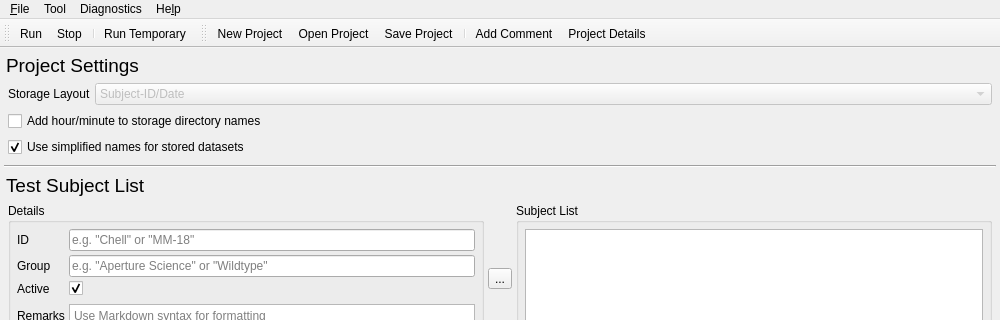
Old version of the form src/mainwindow.ui in the repository syntalos/syntalos; both pictures show x 0 to 1000 and y 0 to 320 of the 1000 by 900 pixel window.
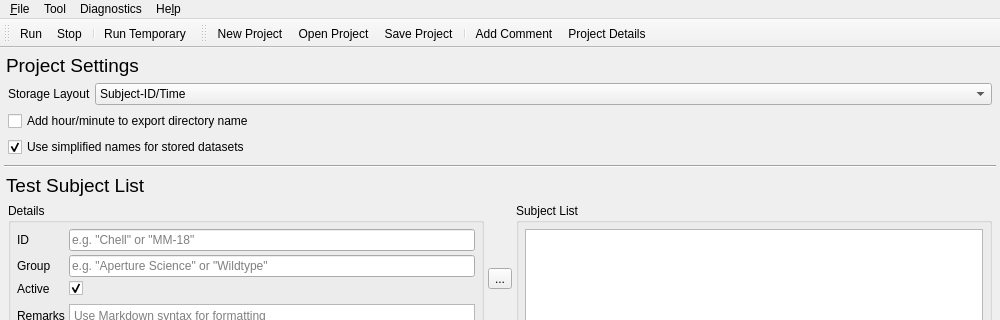
New version of the form. The open tabs and pages were chosen to show the change. Icons and pictures are not drawn. Custom widgets are drawn as their Qt base class.

Commit message: Allow setting project export directory order

```diff
--- a/src/mainwindow.ui
+++ b/src/mainwindow.ui
@@ -770,11 +770,11 @@
                 <item row="0" column="1">
                  <widget class="QComboBox" name="storageLayoutComboBox">
                   <property name="enabled">
-                   <bool>false</bool>
+                   <bool>true</bool>
                   </property>
                   <item>
                    <property name="text">
-                    <string>Subject-ID/Date</string>
+                    <string>Subject-ID/Time</string>
                    </property>
                   </item>
                   <item>
@@ -792,7 +792,7 @@
                  <bool>true</bool>
                 </property>
                 <property name="text">
-                 <string>Add hour/minute to storage directory names</string>
+                 <string>Add hour/minute to export directory name</string>
                 </property>
                </widget>
               </item>
```
Left out of the diff: 8 changed lines with no effect on the pictures. The commit also changes 3 other files.
